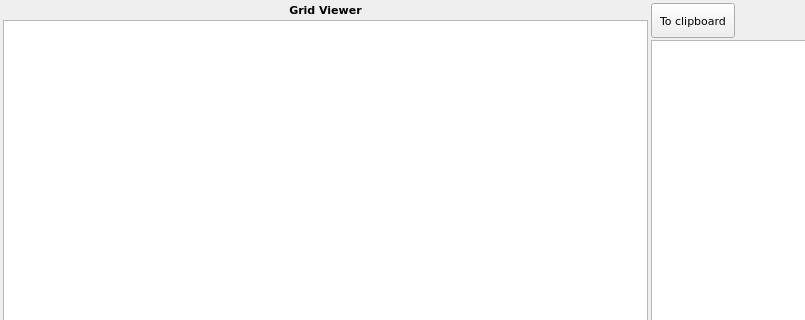
Old version of the form gridviewer/qt_viewer.ui in the repository olinox14/pypog; both pictures show x 0 to 805 and y 0 to 320 of the 910 by 658 pixel window.
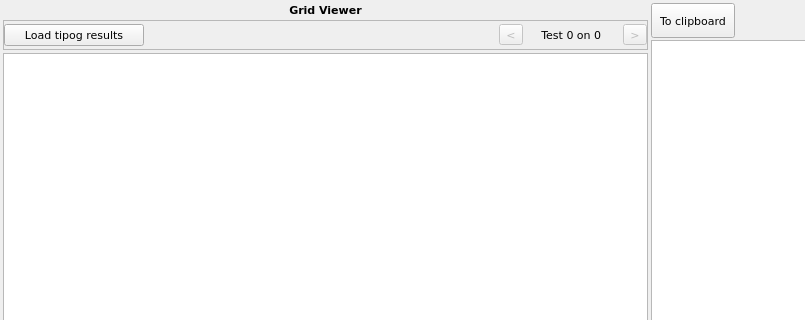
New version of the form.

Commit message: add tipog tester, gridviewer can now read tipog results [all of that needs to be cleaned]

The edit to the form file:
```diff
--- a/gridviewer/qt_viewer.ui
+++ b/gridviewer/qt_viewer.ui
@@ -60,6 +60,126 @@
         </property>
        </widget>
       </item>
+      <item>
+       <widget class="QFrame" name="frame_tipog">
+        <property name="minimumSize">
+         <size>
+          <width>0</width>
+          <height>30</height>
+         </size>
+        </property>
+        <property name="maximumSize">
+         <size>
+          <width>16777215</width>
+          <height>30</height>
+         </size>
+        </property>
+        <property name="frameShape">
+         <enum>QFrame::StyledPanel</enum>
+        </property>
+        <property name="frameShadow">
+         <enum>QFrame::Raised</enum>
+        </property>
+        <layout class="QHBoxLayout" name="horizontalLayout_6">
+         <property name="spacing">
+          <number>0</number>
+         </property>
+         <property name="leftMargin">
+          <number>0</number>
+         </property>
+         <property name="topMargin">
+          <number>0</number>
+         </property>
+         <property name="rightMargin">
+          <number>0</number>
+         </property>
+         <property name="bottomMargin">
+          <number>0</number>
+         </property>
+         <item>
+          <layout class="QHBoxLayout" name="horizontalLayout_5">
+           <property name="spacing">
+            <number>0</number>
+           </property>
+           <item>
+            <widget class="QPushButton" name="btn_load_tipog">
+             <property name="minimumSize">
+              <size>
+               <width>140</width>
+               <height>0</height>
+              </size>
+             </property>
+             <property name="maximumSize">
+              <size>
+               <width>140</width>
+               <height>16777215</height>
+              </size>
+             </property>
+             <property name="text">
+              <string>Load tipog results</string>
+             </property>
+            </widget>
+           </item>
+           <item>
+            <spacer name="horizontalSpacer_3">
+             <property name="orientation">
+              <enum>Qt::Horizontal</enum>
+             </property>
+             <property name="sizeHint" stdset="0">
+              <size>
+               <width>40</width>
+               <height>20</height>
+              </size>
+             </property>
+            </spacer>
+           </item>
+           <item>
+            <widget class="QToolButton" name="btn_tipog_previous">
+             <property name="enabled">
+              <bool>false</bool>
+             </property>
+             <property name="text">
+              <string>&lt;</string>
+             </property>
+            </widget>
+           </item>
+           <item>
+            <widget class="QLabel" name="lbl_tipog_counter">
+             <property name="minimumSize">
+              <size>
+               <width>100</width>
+               <height>0</height>
+              </size>
+             </property>
+             <property name="maximumSize">
+              <size>
+               <width>100</width>
+               <height>16777215</height>
+              </size>
+             </property>
+             <property name="text">
+              <string>Test 0 on 0 </string>
+             </property>
+             <property name="alignment">
+              <set>Qt::AlignCenter</set>
+             </property>
+            </widget>
+           </item>
+           <item>
+            <widget class="QToolButton" name="btn_tipog_next">
+             <property name="enabled">
+              <bool>false</bool>
+             </property>
+             <property name="text">
+              <string>&gt;</string>
+             </property>
+            </widget>
+           </item>
+          </layout>
+         </item>
+        </layout>
+       </widget>
+      </item>
       <item>
        <widget class="QGraphicsView" name="view"/>
       </item>
```
The commit also changes 7 other files.
